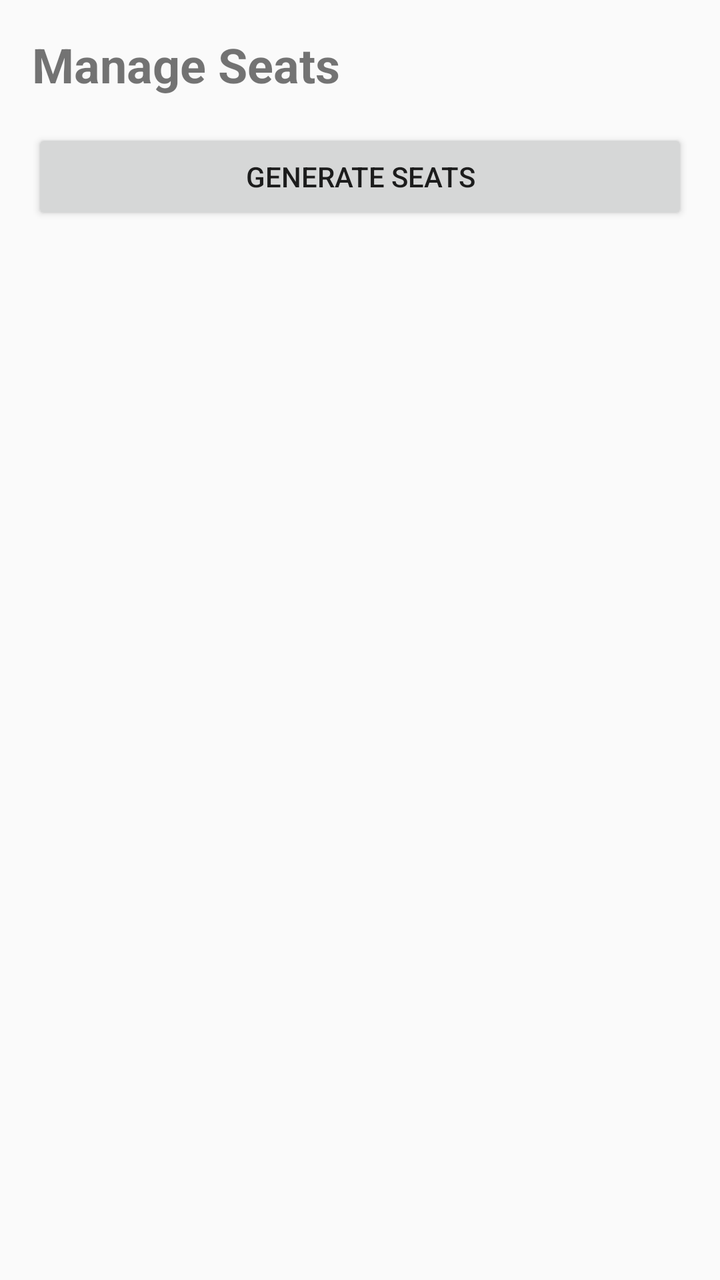
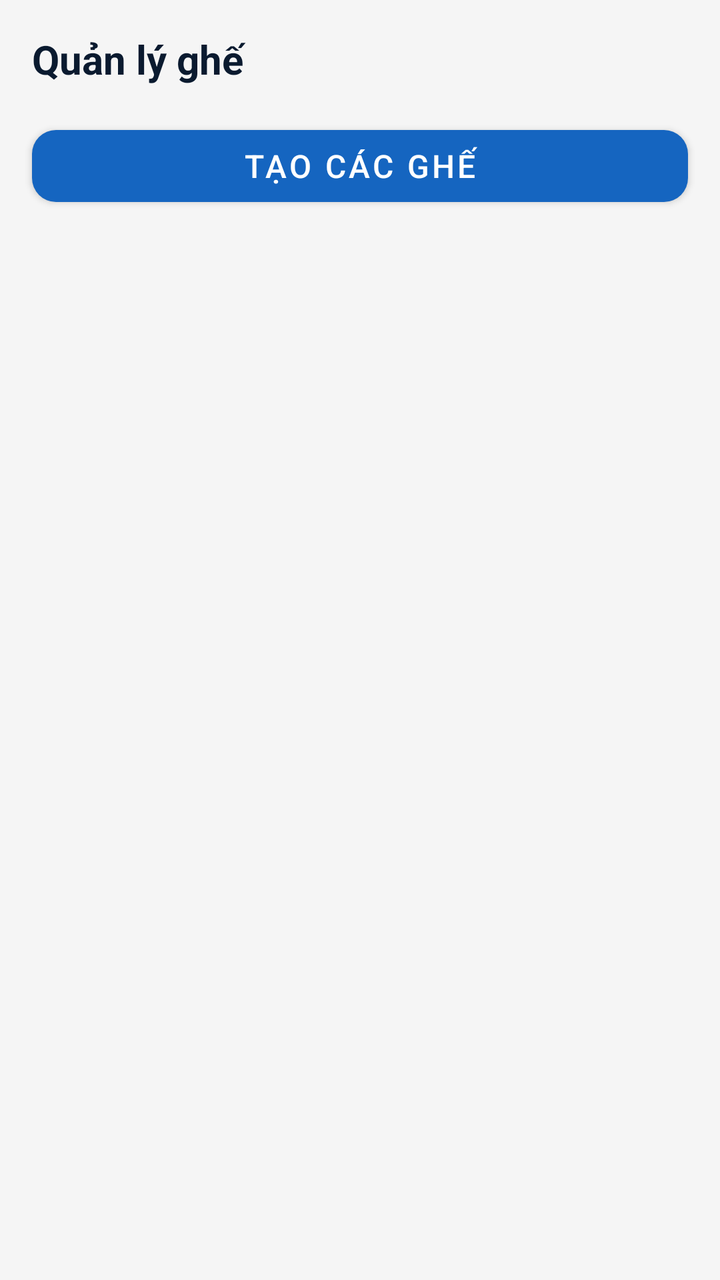

An Android layout rendered at two revisions. The XML below is the earlier revision; the diff shows what the commit changed to produce the second picture.
<!-- AndroidManifest.xml: application theme Theme.BusBooking -->
<!-- res/layout/fragment_seat_management.xml -->
<?xml version="1.0" encoding="utf-8"?>
<LinearLayout xmlns:android="http://schemas.android.com/apk/res/android"
    android:layout_width="match_parent"
    android:layout_height="match_parent"
    android:orientation="vertical"
    android:padding="16dp">

    <TextView
        android:layout_width="wrap_content"
        android:layout_height="wrap_content"
        android:text="Manage Seats"
        android:textSize="24sp"
        android:textStyle="bold"
        android:layout_marginBottom="16dp" />

    <Button
        android:id="@+id/generateSeatsButton"
        android:layout_width="match_parent"
        android:layout_height="wrap_content"
        android:text="GENERATE SEATS"
        android:layout_marginBottom="16dp" />

    <ProgressBar
        android:id="@+id/progressBar"
        android:layout_width="wrap_content"
        android:layout_height="wrap_content"
        android:visibility="gone"
        android:layout_gravity="center" />

    <TextView
        android:id="@+id/emptyText"
        android:layout_width="match_parent"
        android:layout_height="match_parent"
        android:text="No seats available"
        android:textAlignment="center"
        android:gravity="center"
        android:visibility="gone" />

    <TextView
        android:id="@+id/errorText"
        android:layout_width="match_parent"
        android:layout_height="wrap_content"
        android:textColor="@android:color/holo_red_dark"
        android:visibility="gone"
        android:layout_marginBottom="16dp" />

    <androidx.recyclerview.widget.RecyclerView
        android:id="@+id/seatsRecyclerView"
        android:layout_width="match_parent"
        android:layout_height="match_parent" />

</LinearLayout>
<!-- resources referenced by this layout -->
<resources>
  <style name="Theme.BusBooking" parent="Theme.MaterialComponents.Light.NoActionBar.Bridge">
          <item name="colorPrimary">@color/blue_primary</item>
          <item name="colorPrimaryDark">@color/blue_primary_dark</item>
          <item name="colorAccent">@color/blue_accent</item>
      </style>
  <color name="blue_primary">#1565C0</color>
  <color name="blue_primary_dark">#0D47A1</color>
  <color name="blue_accent">#2196F3</color>
</resources>

<!-- the commit's change to res/layout/fragment_seat_management.xml (unified diff, before → after) -->
@@ -1,52 +1,53 @@
 <?xml version="1.0" encoding="utf-8"?>
 <LinearLayout xmlns:android="http://schemas.android.com/apk/res/android"
+    xmlns:app="http://schemas.android.com/apk/res-auto"
     android:layout_width="match_parent"
     android:layout_height="match_parent"
     android:orientation="vertical"
-    android:padding="16dp">
+    android:background="@color/background_grey">
 
+    
     <TextView
-        android:layout_width="wrap_content"
+        android:layout_width="match_parent"
         android:layout_height="wrap_content"
-        android:text="Manage Seats"
-        android:textSize="24sp"
+        android:text="Quản lý ghế"
+        android:textSize="20sp"
         android:textStyle="bold"
-        android:layout_marginBottom="16dp" />
+        android:textColor="@color/text_primary"
+        android:padding="16dp" />
 
-    <Button
+    
+    <com.google.android.material.button.MaterialButton
         android:id="@+id/generateSeatsButton"
         android:layout_width="match_parent"
-        android:layout_height="wrap_content"
-        android:text="GENERATE SEATS"
-        android:layout_marginBottom="16dp" />
+        android:layout_height="48dp"
+        android:text="Tạo các ghế"
+        android:textSize="16sp"
+        android:layout_marginStart="16dp"
+        android:layout_marginEnd="16dp"
+        android:layout_marginBottom="12dp"
+        app:backgroundTint="@color/blue_primary"
+        app:cornerRadius="12dp" />
 
-    <ProgressBar
-        android:id="@+id/progressBar"
-        android:layout_width="wrap_content"
-        android:layout_height="wrap_content"
-        android:visibility="gone"
-        android:layout_gravity="center" />
+    
+    <androidx.recyclerview.widget.RecyclerView
+        android:id="@+id/seatsRecyclerView"
+        android:layout_width="match_parent"
+        android:layout_height="0dp"
+        android:layout_weight="1"
+        android:padding="12dp"
+        android:clipToPadding="false"
+        android:scrollbars="vertical" />
 
+    
     <TextView
         android:id="@+id/emptyText"
         android:layout_width="match_parent"
         android:layout_height="match_parent"
-        android:text="No seats available"
-        android:textAlignment="center"
         android:gravity="center"
+        android:text="Không có ghế nào"
+        android:textColor="@color/text_secondary"
+        android:textSize="16sp"
         android:visibility="gone" />
 
-    <TextView
-        android:id="@+id/errorText"
-        android:layout_width="match_parent"
-        android:layout_height="wrap_content"
-        android:textColor="@android:color/holo_red_dark"
-        android:visibility="gone"
-        android:layout_marginBottom="16dp" />
-
-    <androidx.recyclerview.widget.RecyclerView
-        android:id="@+id/seatsRecyclerView"
-        android:layout_width="match_parent"
-        android:layout_height="match_parent" />
-
 </LinearLayout>
<!-- resource entries referenced after the edit -->
@@ -1,11 +1,14 @@
 <!-- resources referenced by this layout -->
 <resources>
+  <color name="background_grey">#F5F5F5</color>
   <style name="Theme.BusBooking" parent="Theme.MaterialComponents.Light.NoActionBar.Bridge">
           <item name="colorPrimary">@color/blue_primary</item>
           <item name="colorPrimaryDark">@color/blue_primary_dark</item>
           <item name="colorAccent">@color/blue_accent</item>
       </style>
   <color name="blue_primary">#1565C0</color>
+  <color name="text_primary">#0A1A2F</color>
+  <color name="text_secondary">#607D8B</color>
   <color name="blue_primary_dark">#0D47A1</color>
   <color name="blue_accent">#2196F3</color>
 </resources>
